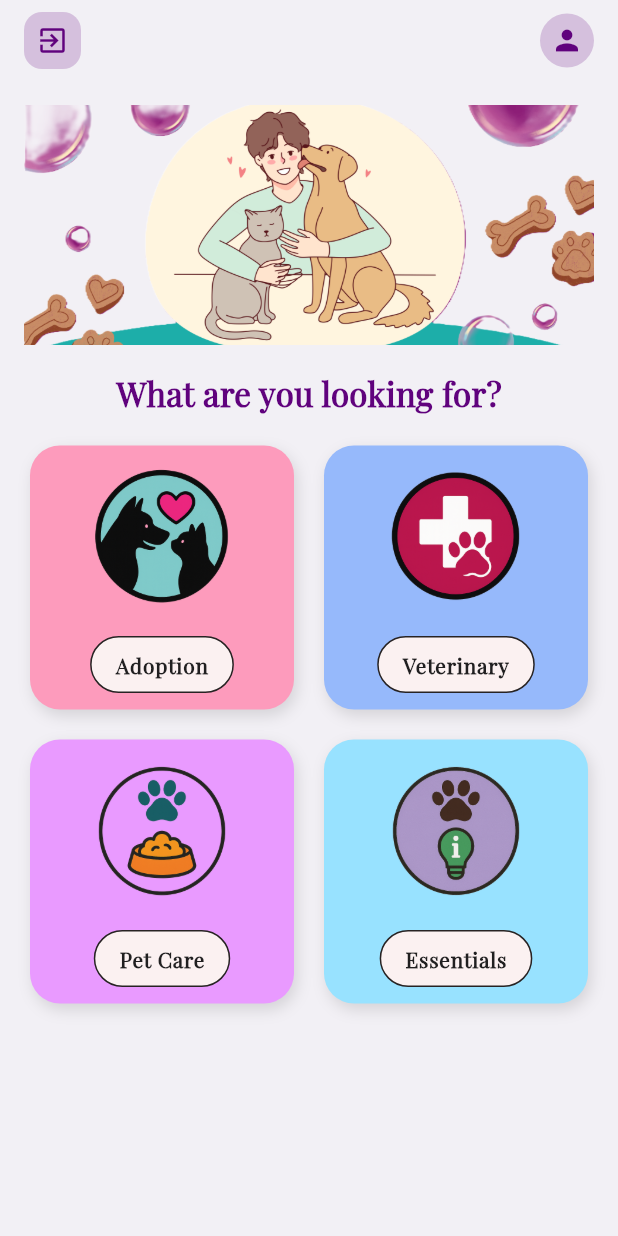
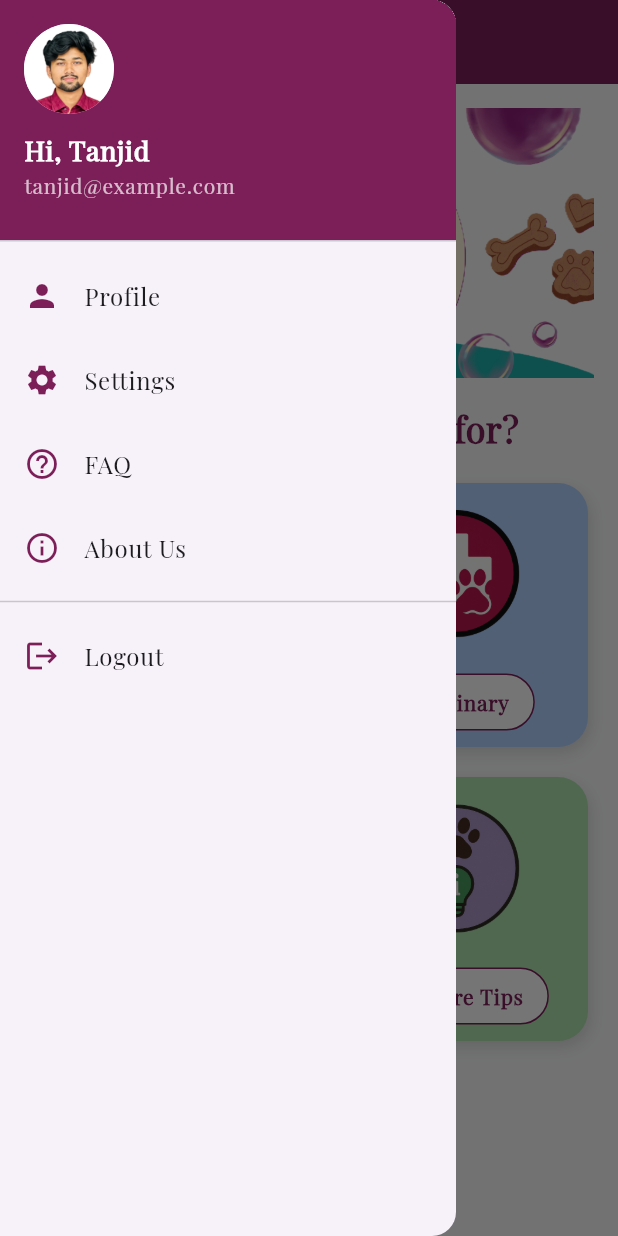
Before and after one commit to TatsTuly/petsrology, a Flutter app: the HomePage screen opened by its route, with the side drawer open (before the commit the screen has no drawer), on a phone screen of 412 x 824 dp. Run offline on Flutter 3.47's test engine with Material 3 defaults, Android fonts, the phone set to English and light mode, and no system bars; our stand-ins replace firebase_auth, firebase_core; accounts and stored records are empty.

Commit message:
nav_menu

```diff
--- a/lib/main.dart
+++ b/lib/main.dart
@@ -1,5 +1,10 @@
 import 'package:flutter/material.dart';
 import 'package:firebase_core/firebase_core.dart';
+import 'package:petsrology/nav_menu/about_us.dart';
+import 'package:petsrology/nav_menu/faq.dart';
+import 'package:petsrology/nav_menu/logout.dart';
+import 'package:petsrology/nav_menu/profile.dart';
+import 'package:petsrology/nav_menu/settings.dart';
 import 'package:provider/provider.dart';
 import 'package:petsrology/adoption_screens/adoption_form.dart';
 import 'package:petsrology/adoption_screens/home_screen.dart';
@@ -25,14 +30,13 @@
 class MyApp extends StatelessWidget {
   const MyApp({super.key});
 
-  // This widget is the root of your application.
   @override
   Widget build(BuildContext context) {
     return ChangeNotifierProvider(
       create: (ctx) => CartProvider(),
       child: MaterialApp(
         debugShowCheckedModeBanner: false,
-        title: 'Flutter Demo',
+        title: 'Petsrology',
         theme: ThemeData(
           primarySwatch: Colors.cyan,
           fontFamily: 'Playfair',
@@ -49,6 +53,11 @@
           '/adoption_form': (context) => AdoptionForm(),
           '/submission': (context) => SubmissionForm(),
           '/product_screen': (context) => ProductsHomeScreen(),
+          '/profile': (context) => const ProfilePage(),
+          '/settings': (context) => const SettingsPage(),
+          '/faq': (context) => const FAQPage(),
+          '/about': (context) => const AboutUsPage(),
+          '/logout': (context) => const LogoutPage(),
         },
         initialRoute: '/',
       ),
--- a/lib/screen/home.dart
+++ b/lib/screen/home.dart
@@ -1,5 +1,4 @@
 import 'package:flutter/material.dart';
-import 'package:firebase_auth/firebase_auth.dart';
 
 class HomePage extends StatelessWidget {
   const HomePage({super.key});
@@ -7,77 +6,31 @@ class HomePage extends StatelessWidget {
   @override
   Widget build(BuildContext context) {
     return Scaffold(
-      backgroundColor: const Color(0xFFF2F0F5),
+      backgroundColor: const Color(0xFFF8F9FA), // Light background
+      appBar: AppBar(
+        title: const Text(
+          "Petsrology",
+          style: TextStyle(
+            fontWeight: FontWeight.bold,
+            fontSize: 20,
+            color: Colors.white,
+          ),
+        ),
+        backgroundColor: const Color.fromARGB(255, 124, 31, 88),
+        elevation: 0,
+        iconTheme: const IconThemeData(
+            color: Colors.white), // Set menu button color to white
+      ),
+      drawer: _buildAppDrawer(context),
       body: SafeArea(
         child: Column(
           children: [
-            // App Bar with back button
-            Padding(
-              padding: const EdgeInsets.symmetric(horizontal: 16.0, vertical: 8.0),
-              child: Row(
-                children: [
-                  GestureDetector(
-                    onTap: () async {
-                      // Show dialog to confirm logout
-                      bool? logout = await showDialog<bool>(
-                        context: context,
-                        builder: (BuildContext context) => AlertDialog(
-                          title: const Text('Logout', style: TextStyle(fontFamily: 'Playfair')),
-                          content: const Text(
-                            'Do you want to log out?',
-                            style: TextStyle(fontFamily: 'Playfair'),
-                          ),
-                          actions: [
-                            TextButton(
-                              onPressed: () => Navigator.pop(context, false),
-                              child: const Text('Cancel'),
-                            ),
-                            TextButton(
-                              onPressed: () => Navigator.pop(context, true),
-                              child: const Text('Logout'),
-                            ),
-                          ],
-                        ),
-                      );
-
-                      if (logout == true) {
-                        await FirebaseAuth.instance.signOut();
-                        Navigator.pushReplacementNamed(context, '/loginscreen');
-                      }
-                    },
-                    child: Container(
-                      padding: const EdgeInsets.all(8),
-                      decoration: BoxDecoration(
-                        color: const Color.fromARGB(255, 96, 2, 125).withOpacity(0.2),
-                        borderRadius: BorderRadius.circular(12),
-                      ),
-                      child: const Icon(
-                        Icons.exit_to_app,
-                        color: Color.fromARGB(255, 96, 2, 125),
-                        size: 22,
-                      ),
-                    ),
-                  ),
-                  const Spacer(),
-                  CircleAvatar(
-                    radius: 18,
-                    backgroundColor: const Color.fromARGB(255, 96, 2, 125).withOpacity(0.2),
-                    child: const Icon(
-                      Icons.person,
-                      color: Color.fromARGB(255, 96, 2, 125),
-                      size: 22,
-                    ),
-                  ),
-                ],
-              ),
-            ),
-
             // Top Image
             Padding(
               padding: const EdgeInsets.all(16.0),
               child: Image.asset(
                 'assets/images/start4.png',
-                height: 160, // Slightly reduced to accommodate the new app bar
+                height: 180,
                 width: double.infinity,
                 fit: BoxFit.cover,
               ),
@@ -86,9 +39,9 @@ class HomePage extends StatelessWidget {
             const Text(
               "What are you looking for?",
               style: TextStyle(
-                fontSize: 22,
+                fontSize: 24,
                 fontWeight: FontWeight.bold,
-                color: Color.fromARGB(255, 96, 2, 125), // Dark Purple
+                color: const Color.fromARGB(255, 124, 31, 88),
               ),
             ),
             const SizedBox(height: 20),
@@ -104,29 +57,29 @@ class HomePage extends StatelessWidget {
                     context,
                     icon: 'assets/images/home_logo1.png',
                     label: 'Adoption',
-                    backgroundColor: Color.fromARGB(255, 253, 155, 188),
+                    backgroundColor: const Color(0xFFF9C8D9), // Light pink
                     onTap: () => Navigator.pushNamed(context, '/home_screen'),
                   ),
                   _buildCategoryButton(
                     context,
                     icon: 'assets/images/home_logo2.png',
                     label: 'Veterinary',
-                    backgroundColor: Color.fromARGB(255, 150, 185, 251),
+                    backgroundColor: const Color(0xFFB1D1FF), // Light blue
                     onTap: () => Navigator.pushNamed(context, '/veterinary'),
                   ),
                   _buildCategoryButton(
                     context,
                     icon: 'assets/images/home_logo3.png',
-                    label: 'Pet Care',
-                    backgroundColor: Color.fromARGB(255, 233, 154, 255),
+                    label: 'Pet Essentials',
+                    backgroundColor: const Color(0xFFDCC6F0), // Light purple
                     onTap: () =>
                         Navigator.pushNamed(context, '/product_screen'),
                   ),
                   _buildCategoryButton(
                     context,
                     icon: 'assets/images/home_logo4.png',
-                    label: 'Essentials',
-                    backgroundColor: Color.fromARGB(255, 152, 226, 255),
+                    label: 'Pet Care Tips',
+                    backgroundColor: const Color(0xFFAFE1AF), // Light green
                     onTap: () => Navigator.pushNamed(context, '/essentials'),
                   ),
                 ],
@@ -168,18 +121,17 @@ class HomePage extends StatelessWidget {
             Container(
               padding: const EdgeInsets.symmetric(horizontal: 16, vertical: 8),
               decoration: BoxDecoration(
-                color: const Color.fromARGB(255, 251, 241, 241),
+                color: Colors.white,
                 borderRadius: BorderRadius.circular(30),
                 border:
-                    Border.all(color: const Color.fromARGB(255, 39, 35, 35)),
+                    Border.all(color: const Color.fromARGB(255, 124, 31, 88)),
               ),
               child: Text(
                 label,
                 style: const TextStyle(
                   fontWeight: FontWeight.bold,
-                  fontFamily: "Playfair",
                   fontSize: 14,
-                  color: Color.fromARGB(255, 32, 31, 32),
+                  color: Color.fromARGB(255, 124, 31, 88),
                   letterSpacing: 0.5,
                 ),
               ),
@@ -189,4 +141,87 @@ class HomePage extends StatelessWidget {
       ),
     );
   }
+
+  Widget _buildAppDrawer(BuildContext context) {
+    return Drawer(
+      child: ListView(
+        padding: EdgeInsets.zero,
+        children: [
+          DrawerHeader(
+            decoration: const BoxDecoration(
+              color: const Color.fromARGB(255, 124, 31, 88),
+            ),
+            child: Column(
+              crossAxisAlignment: CrossAxisAlignment.start,
+              children: [
+                const CircleAvatar(
+                  radius: 30,
+                  backgroundImage:
+                      AssetImage('assets/profile_pic/profile_pic1.png'),
+                ),
+                const SizedBox(height: 10),
+                const Text(
+                  "Hi, Tanjid",
+                  style: TextStyle(
+                    color: Colors.white,
+                    fontSize: 18,
+                    fontWeight: FontWeight.bold,
+                  ),
+                ),
+                const Text(
+                  "tanjid@example.com",
+                  style: TextStyle(
+                    color: Colors.white70,
+                    fontSize: 14,
+                  ),
+                ),
+              ],
+            ),
+          ),
+          ListTile(
+            leading: const Icon(Icons.person,
+                color: const Color.fromARGB(255, 124, 31, 88)),
+            title: const Text("Profile"),
+            onTap: () {
+              Navigator.pushNamed(context, '/profile'); // Navigate to Profile
+            },
+          ),
+          ListTile(
+            leading: const Icon(Icons.settings,
+                color: const Color.fromARGB(255, 124, 31, 88)),
+            title: const Text("Settings"),
+            onTap: () {
+              Navigator.pushNamed(context, '/settings'); // Navigate to Settings
+            },
+          ),
+          ListTile(
+            leading: const Icon(Icons.help_outline,
+                color: const Color.fromARGB(255, 124, 31, 88)),
+            title: const Text("FAQ"),
+            onTap: () {
+              Navigator.pushNamed(context, '/faq'); // Navigate to FAQ
+            },
+          ),
+          ListTile(
+            leading: const Icon(Icons.info_outline,
+                color: const Color.fromARGB(255, 124, 31, 88)),
+            title: const Text("About Us"),
+            onTap: () {
+              Navigator.pushNamed(context, '/about'); // Navigate to About Us
+            },
+          ),
+          const Divider(),
+          ListTile(
+            leading: const Icon(Icons.logout,
+                color: const Color.fromARGB(255, 124, 31, 88)),
+            title: const Text("Logout"),
+            onTap: () {
+              Navigator.pushReplacementNamed(
+                  context, '/'); // Navigate to WelcomeScreen
+            },
+          ),
+        ],
+      ),
+    );
+  }
 }
```
Also changed, not shown: lib/nav_menu/about_us.dart (added, +21 -0 lines), lib/nav_menu/faq.dart (added, +21 -0 lines), lib/nav_menu/logout.dart (added, +65 -0 lines), lib/nav_menu/profile.dart (added, +157 -0 lines), lib/nav_menu/settings.dart (added, +21 -0 lines).
